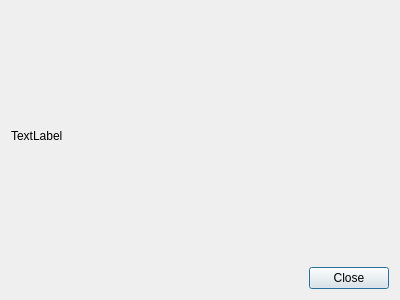
Above: src/TagLibrary/TagLibraryInfoDialog.ui from well-thats-funny/simpletagger before the change. Below: the same form after it.
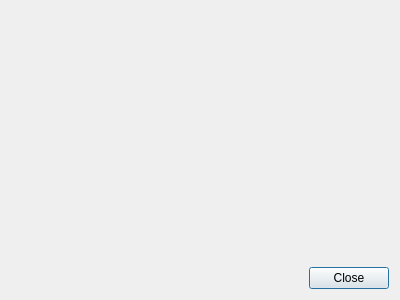
That is the form after the change.

Commit message: TagLibrary: move basic library information to the info dialog

The edit to the form file:
```diff
--- a/src/TagLibrary/TagLibraryInfoDialog.ui
+++ b/src/TagLibrary/TagLibraryInfoDialog.ui
@@ -17,7 +17,16 @@
    <item>
     <widget class="QLabel" name="label">
      <property name="text">
-      <string>TextLabel</string>
+      <string notr="true"/>
+     </property>
+     <property name="alignment">
+      <set>Qt::AlignmentFlag::AlignLeading|Qt::AlignmentFlag::AlignLeft|Qt::AlignmentFlag::AlignTop</set>
+     </property>
+     <property name="wordWrap">
+      <bool>true</bool>
+     </property>
+     <property name="textInteractionFlags">
+      <set>Qt::TextInteractionFlag::LinksAccessibleByKeyboard|Qt::TextInteractionFlag::LinksAccessibleByMouse|Qt::TextInteractionFlag::TextBrowserInteraction|Qt::TextInteractionFlag::TextSelectableByKeyboard|Qt::TextInteractionFlag::TextSelectableByMouse</set>
      </property>
     </widget>
    </item>
```
The commit also changes 5 other files.
